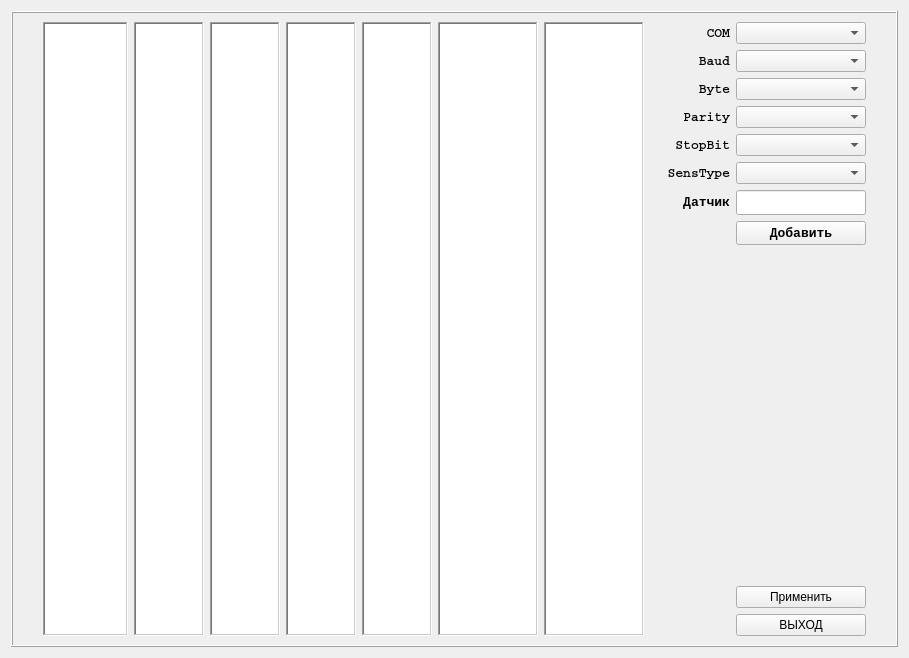
meteoaza/maint, file PortSettings_design.ui: the form before one commit.
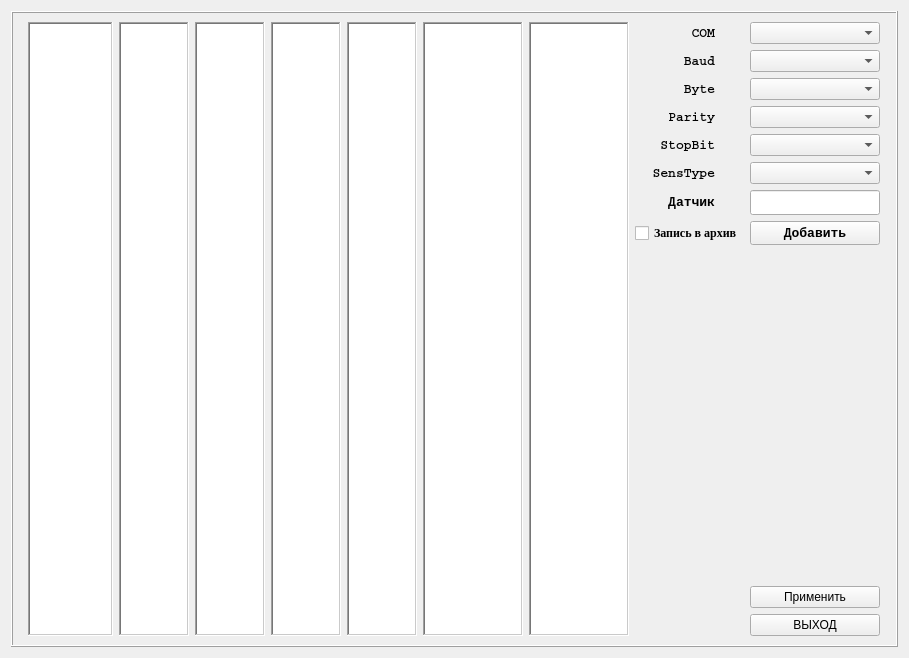
The form after the commit.

```diff
--- a/PortSettings_design.ui
+++ b/PortSettings_design.ui
@@ -705,6 +705,21 @@
             </property>
            </widget>
           </item>
+          <item row="7" column="0">
+           <widget class="QCheckBox" name="arh_sensCh">
+            <property name="font">
+             <font>
+              <family>Times New Roman</family>
+              <pointsize>9</pointsize>
+              <weight>75</weight>
+              <bold>true</bold>
+             </font>
+            </property>
+            <property name="text">
+             <string>Запись в архив</string>
+            </property>
+           </widget>
+          </item>
          </layout>
         </item>
        </layout>
```
